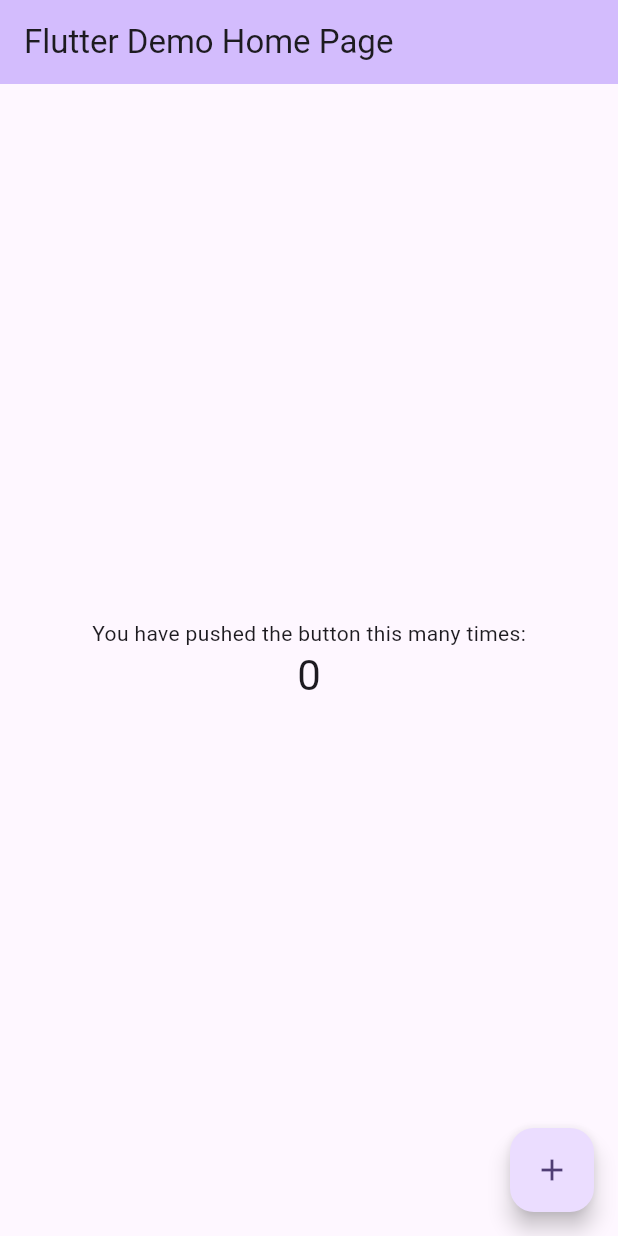
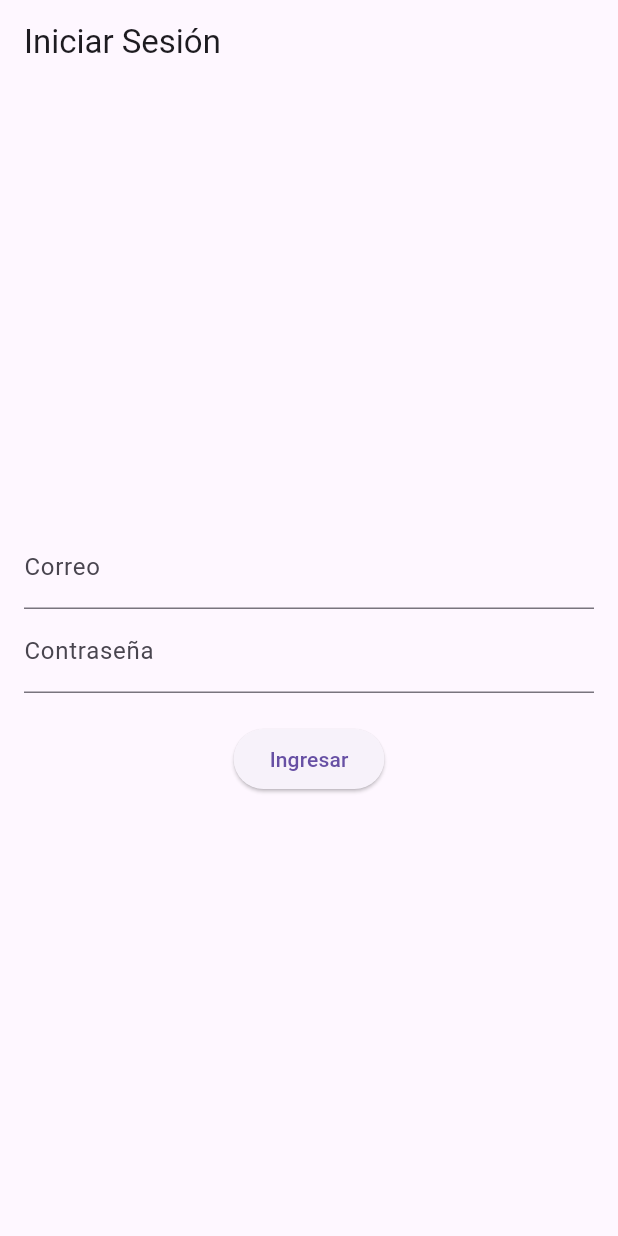
Before and after one commit to SergioLejarde/flutter_application_10, a Flutter app: the screen it shows after launch, on a phone screen of 412 x 824 dp. Run offline on Flutter 3.47's test engine with Material 3 defaults, Android fonts, the light colour scheme and no system bars; our stand-ins replace shared_preferences.

Commit message:
tercer commit

```diff
--- /dev/null
+++ b/lib/config.dart
@@ -0,0 +1,3 @@
+class Config {
+  static const String apiUrl = "http://localhost:5000"; // Para Flutter Web
+}
--- a/lib/main.dart
+++ b/lib/main.dart
@@ -1,125 +1,22 @@
 import 'package:flutter/material.dart';
+import 'screens/login_screen.dart';
 
 void main() {
-  runApp(const MyApp());
+  runApp(MyApp());
 }
 
 class MyApp extends StatelessWidget {
   const MyApp({super.key});
 
-  // This widget is the root of your application.
   @override
   Widget build(BuildContext context) {
     return MaterialApp(
-      title: 'Flutter Demo',
-      theme: ThemeData(
-        // This is the theme of your application.
-        //
-        // TRY THIS: Try running your application with "flutter run". You'll see
-        // the application has a purple toolbar. Then, without quitting the app,
-        // try changing the seedColor in the colorScheme below to Colors.green
-        // and then invoke "hot reload" (save your changes or press the "hot
-        // reload" button in a Flutter-supported IDE, or press "r" if you used
-        // the command line to start the app).
-        //
-        // Notice that the counter didn't reset back to zero; the application
-        // state is not lost during the reload. To reset the state, use hot
-        // restart instead.
-        //
-        // This works for code too, not just values: Most code changes can be
-        // tested with just a hot reload.
-        colorScheme: ColorScheme.fromSeed(seedColor: Colors.deepPurple),
-        useMaterial3: true,
-      ),
-      home: const MyHomePage(title: 'Flutter Demo Home Page'),
+      debugShowCheckedModeBanner: false,
+      title: 'Browntastic App',
+      home: LoginScreen(),
+      routes: {
+        "/home": (context) => Scaffold(body: Center(child: Text("Pantalla Principal"))), // Temporalmente
+      },
     );
   }
 }
-
-class MyHomePage extends StatefulWidget {
-  const MyHomePage({super.key, required this.title});
-
-  // This widget is the home page of your application. It is stateful, meaning
-  // that it has a State object (defined below) that contains fields that affect
-  // how it looks.
-
-  // This class is the configuration for the state. It holds the values (in this
-  // case the title) provided by the parent (in this case the App widget) and
-  // used by the build method of the State. Fields in a Widget subclass are
-  // always marked "final".
-
-  final String title;
-
-  @override
-  State<MyHomePage> createState() => _MyHomePageState();
-}
-
-class _MyHomePageState extends State<MyHomePage> {
-  int _counter = 0;
-
-  void _incrementCounter() {
-    setState(() {
-      // This call to setState tells the Flutter framework that something has
-      // changed in this State, which causes it to rerun the build method below
-      // so that the display can reflect the updated values. If we changed
-      // _counter without calling setState(), then the build method would not be
-      // called again, and so nothing would appear to happen.
-      _counter++;
-    });
-  }
-
-  @override
-  Widget build(BuildContext context) {
-    // This method is rerun every time setState is called, for instance as done
-    // by the _incrementCounter method above.
-    //
-    // The Flutter framework has been optimized to make rerunning build methods
-    // fast, so that you can just rebuild anything that needs updating rather
-    // than having to individually change instances of widgets.
-    return Scaffold(
-      appBar: AppBar(
-        // TRY THIS: Try changing the color here to a specific color (to
-        // Colors.amber, perhaps?) and trigger a hot reload to see the AppBar
-        // change color while the other colors stay the same.
-        backgroundColor: Theme.of(context).colorScheme.inversePrimary,
-        // Here we take the value from the MyHomePage object that was created by
-        // the App.build method, and use it to set our appbar title.
-        title: Text(widget.title),
-      ),
-      body: Center(
-        // Center is a layout widget. It takes a single child and positions it
-        // in the middle of the parent.
-        child: Column(
-          // Column is also a layout widget. It takes a list of children and
-          // arranges them vertically. By default, it sizes itself to fit its
-          // children horizontally, and tries to be as tall as its parent.
-          //
-          // Column has various properties to control how it sizes itself and
-          // how it positions its children. Here we use mainAxisAlignment to
-          // center the children vertically; the main axis here is the vertical
-          // axis because Columns are vertical (the cross axis would be
-          // horizontal).
-          //
-          // TRY THIS: Invoke "debug painting" (choose the "Toggle Debug Paint"
-          // action in the IDE, or press "p" in the console), to see the
-          // wireframe for each widget.
-          mainAxisAlignment: MainAxisAlignment.center,
-          children: <Widget>[
-            const Text(
-              'You have pushed the button this many times:',
-            ),
-            Text(
-              '$_counter',
-              style: Theme.of(context).textTheme.headlineMedium,
-            ),
-          ],
-        ),
-      ),
-      floatingActionButton: FloatingActionButton(
-        onPressed: _incrementCounter,
-        tooltip: 'Increment',
-        child: const Icon(Icons.add),
-      ), // This trailing comma makes auto-formatting nicer for build methods.
-    );
-  }
-}
--- /dev/null
+++ b/lib/screens/login_screen.dart
@@ -0,0 +1,95 @@
+import 'dart:convert';
+import 'package:flutter/material.dart';
+import 'package:http/http.dart' as http;
+import 'package:shared_preferences/shared_preferences.dart';
+import '../config.dart';
+
+class LoginScreen extends StatefulWidget {
+  const LoginScreen({super.key});
+
+  @override
+  LoginScreenState createState() => LoginScreenState();
+}
+
+class LoginScreenState extends State<LoginScreen> {
+  final TextEditingController emailController = TextEditingController();
+  final TextEditingController passwordController = TextEditingController();
+  String errorMessage = "";
+  bool isLoading = false;
+
+  Future<void> login() async {
+    setState(() {
+      isLoading = true;
+      errorMessage = "";
+    });
+
+    final url = Uri.parse("${Config.apiUrl}/api/auth/login");
+    final response = await http.post(
+      url,
+      headers: {"Content-Type": "application/json"},
+      body: jsonEncode({
+        "email": emailController.text,
+        "password": passwordController.text
+      }),
+    );
+
+    final data = jsonDecode(response.body);
+
+    if (response.statusCode == 200) {
+      final prefs = await SharedPreferences.getInstance();
+      await prefs.setString("token", data["token"]);
+
+      // Verificar si el widget sigue montado antes de usar context
+      if (!mounted) return;
+
+      Navigator.pushReplacementNamed(context, "/home"); // Ir a pantalla principal
+    } else {
+      setState(() {
+        errorMessage = data["error"] ?? "Error al iniciar sesión.";
+      });
+    }
+
+    setState(() {
+      isLoading = false;
+    });
+  }
+
+  @override
+  Widget build(BuildContext context) {
+    return Scaffold(
+      appBar: AppBar(title: Text("Iniciar Sesión")),
+      body: Padding(
+        padding: EdgeInsets.all(16.0),
+        child: Column(
+          mainAxisAlignment: MainAxisAlignment.center,
+          children: [
+            TextField(
+              controller: emailController,
+              decoration: InputDecoration(labelText: "Correo"),
+            ),
+            TextField(
+              controller: passwordController,
+              decoration: InputDecoration(labelText: "Contraseña"),
+              obscureText: true,
+            ),
+            SizedBox(height: 20),
+            isLoading
+                ? CircularProgressIndicator()
+                : ElevatedButton(
+                    onPressed: login,
+                    child: Text("Ingresar"),
+                  ),
+            if (errorMessage.isNotEmpty)
+              Padding(
+                padding: const EdgeInsets.only(top: 10),
+                child: Text(
+                  errorMessage,
+                  style: TextStyle(color: Colors.red),
+                ),
+              ),
+          ],
+        ),
+      ),
+    );
+  }
+}
--- a/pubspec.yaml
+++ b/pubspec.yaml
@@ -34,6 +34,8 @@ dependencies:
   # The following adds the Cupertino Icons font to your application.
   # Use with the CupertinoIcons class for iOS style icons.
   cupertino_icons: ^1.0.8
+  http: ^1.3.0
+  shared_preferences: ^2.5.2
 
 dev_dependencies:
   flutter_test:
```
Also changed, not shown: pubspec.lock, 2 other files.
